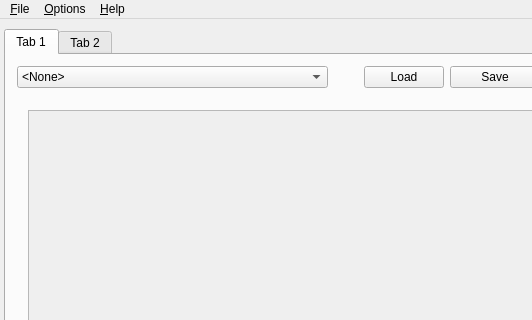
Before: the Qt Designer form src/mainwindow.ui in AntiMicroX/antimicrox, drawn with Qt 5; both pictures show x 0 to 532 and y 0 to 320 of the 650 by 570 pixel window.
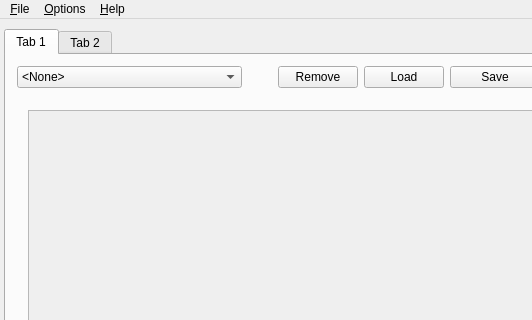
After: the same form once the commit is applied. Icons and pictures are not drawn. Custom widgets are drawn as their Qt base class.

Commit message: Added a remove button to JoyTabWidget. Profiles can be removed from the recent list.

```diff
--- a/src/mainwindow.ui
+++ b/src/mainwindow.ui
@@ -187,6 +187,19 @@
                 </property>
                </spacer>
               </item>
+              <item>
+               <widget class="QPushButton" name="removeButton">
+                <property name="toolTip">
+                 <string>Remove</string>
+                </property>
+                <property name="text">
+                 <string>Remove</string>
+                </property>
+                <property name="icon">
+                 <iconset theme="edit-clear-list"/>
+                </property>
+               </widget>
+              </item>
               <item>
                <widget class="QPushButton" name="pushButton_8">
                 <property name="sizePolicy">
```
Left out of the diff: 17 changed lines with no effect on the pictures. The commit also changes 2 other files.
